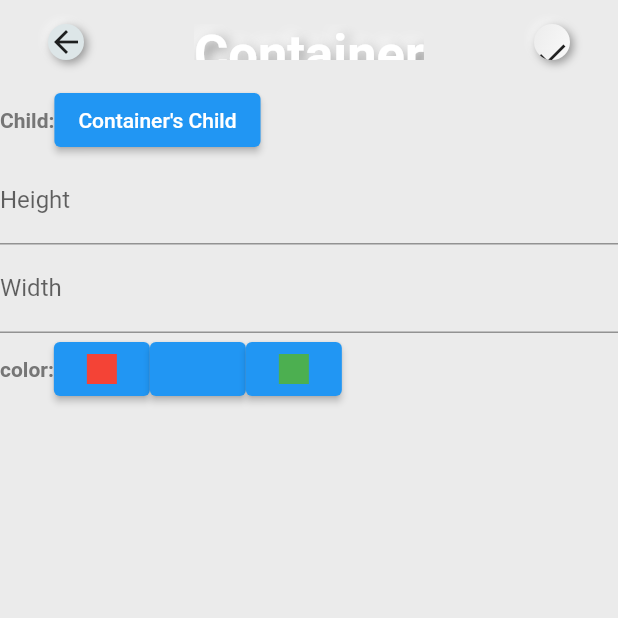
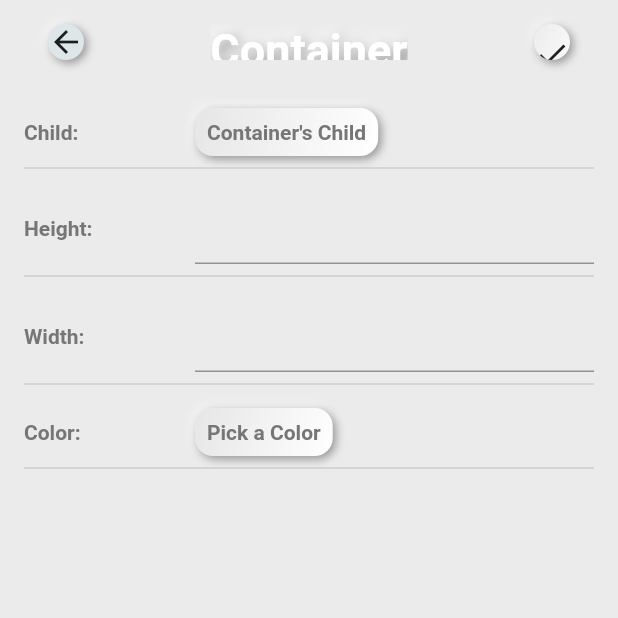
Before and after one commit to OmarHatem28/Try-It-Out, a Flutter app: the TContainerForm screen opened by its route, on a phone screen of 412 x 824 dp, the top half of it. Run offline on Flutter 3.47's test engine with Material 2 defaults, Android fonts, the light colour scheme and no system bars; drawn by our look-alikes of flutter_neumorphic; our stand-ins replace equatable, flutter_colorpicker, flutter_svg, logger, shared_preferences; accounts and stored records are empty.

Commit message:
Enhance Widgets Form UI

```diff
--- a/lib/presentation/screens/widget_form/container.dart
+++ b/lib/presentation/screens/widget_form/container.dart
@@ -6,7 +6,10 @@ import 'package:try_it_out/models/t_widget.dart';
 import 'package:try_it_out/models/widget_model/t_container.dart';
 import 'package:try_it_out/presentation/mixins/app_stateful_widget.dart';
 import 'package:try_it_out/presentation/widgets/appbar.dart';
+import 'package:try_it_out/presentation/widgets/input_field.dart';
 import 'package:try_it_out/presentation/widgets/t_neumorphic_text.dart';
+import 'package:try_it_out/presentation/widgets/widget_attributes/attribute_field.dart';
+import 'package:try_it_out/presentation/widgets/widget_attributes/color_picker_button.dart';
 
 class TContainerForm extends StatefulWidget {
   final TContainer? oldState;
@@ -45,17 +48,7 @@ class _TContainerFormState extends State<TContainerForm> with AppStatefulWidget
           NeumorphicButton(
             tooltip: "Done",
             padding: const EdgeInsets.all(8.0),
-            onPressed: () {
-              TWidget result = TContainer(
-                color: color,
-                height: double.parse(heightController.text),
-                width: double.parse(widthController.text),
-                child: child,
-                parent: widget.oldState?.parent,
-              );
-              child?.parent = result;
-              Navigator.pop(context, result);
-            },
+            onPressed: addContainer,
             child: const Icon(Icons.done),
             style: const NeumorphicStyle(
               shape: NeumorphicShape.concave,
@@ -68,12 +61,14 @@ class _TContainerFormState extends State<TContainerForm> with AppStatefulWidget
         ],
       ),
       body: SingleChildScrollView(
+        child: Padding(
+          padding: const EdgeInsets.all(16),
           child: Column(
             children: [
-            Row(
-              children: [
-                const Text("Child:"),
-                ElevatedButton(
+              AttributeField(
+                title: "Child",
+                child: NeumorphicButton(
+                  padding: const EdgeInsets.all(8.0),
                   onPressed: () async {
                     var x = await Navigator.pushNamed(
                       context,
@@ -86,62 +81,52 @@ class _TContainerFormState extends State<TContainerForm> with AppStatefulWidget
                       setState(() {});
                     }
                   },
-                  child: Text(child?.name ?? "Container's Child"),
-                ),
-              ],
-            ),
-            TextFormField(
-              controller: heightController,
-              keyboardType: TextInputType.number,
-              decoration: const InputDecoration(
-                labelText: "Height",
+                  child: Text(child?.name ?? "${ConstStrings.container}'s Child"),
+                  style: NeumorphicStyle(
+                    shape: NeumorphicShape.concave,
+                    boxShape: NeumorphicBoxShape.roundRect(BorderRadius.circular(ConstValues.borderRadius)),
+                    depth: 4,
+                    lightSource: LightSource.topLeft,
+                    color: Colors.white,
                   ),
                 ),
-            TextFormField(
-              controller: widthController,
-              keyboardType: TextInputType.number,
-              decoration: const InputDecoration(
-                labelText: "Width",
+              ),
+              AttributeField(
+                title: "Height",
+                child: InputField(
+                  context,
+                  controller: heightController,
+                  textInputType: TextInputType.number,
                 ),
               ),
-            Row(
-              children: [
-                const Text("color:"),
-                ElevatedButton(
-                  onPressed: () {
-                    color = Colors.red;
-                  },
-                  child: Container(
-                    height: 20,
-                    width: 20,
-                    color: Colors.red,
+              AttributeField(
+                title: "Width",
+                child: InputField(
+                  context,
+                  controller: widthController,
+                  textInputType: TextInputType.number,
                 ),
               ),
-                ElevatedButton(
-                  onPressed: () {
-                    color = Colors.blue;
-                  },
-                  child: Container(
-                    height: 20,
-                    width: 20,
-                    color: Colors.blue,
-                  ),
-                ),
-                ElevatedButton(
-                  onPressed: () {
-                    color = Colors.green;
-                  },
-                  child: Container(
-                    height: 20,
-                    width: 20,
-                    color: Colors.green,
-                  ),
-                ),
-              ],
+              const AttributeField(
+                title: "Color",
+                child: ColorPickerButton(),
               ),
             ],
           ),
         ),
+      ),
     );
   }
+
+  void addContainer() {
+    TWidget result = TContainer(
+      color: color,
+      height: double.tryParse(heightController.text),
+      width: double.tryParse(widthController.text),
+      child: child,
+      parent: widget.oldState?.parent,
+    );
+    child?.parent = result;
+    Navigator.pop(context, result);
   }
+}
--- a/lib/presentation/screens/widgets_screen.dart
+++ b/lib/presentation/screens/widgets_screen.dart
@@ -18,10 +18,7 @@ class WidgetsScreen extends StatelessWidget with AppStatelessWidget {
     return Scaffold(
       backgroundColor: themeData.backgroundColor,
       appBar: TAppbar(
-        title: TNeumorphicText(
-          parent != null ? "$parent's child" : "Starting Point",
-          fontSize: 30,
-        ),
+        title: TNeumorphicText(parent != null ? "$parent's child" : "Starting Point"),
         parentContext: context,
       ),
       body: GridView.builder(
--- /dev/null
+++ b/lib/presentation/widgets/input_field.dart
@@ -0,0 +1,83 @@
+import 'package:flutter/material.dart';
+
+class InputField extends StatelessWidget {
+  final BuildContext context;
+  final TextEditingController? controller;
+
+  final String? label;
+
+  final Widget? prefixIcon;
+
+  final Widget? suffixIcon;
+
+  final FormFieldValidator? validator;
+
+  final Function? onSaved;
+
+  final FocusNode? focusNode;
+
+  final FocusNode? nextNode;
+
+  final String? hint;
+
+  final TextCapitalization? textCapitalization;
+
+  final TextInputType? textInputType;
+
+  final bool isPassword;
+  final bool autoFocus;
+  final bool readOnly;
+  final int? maxLines;
+  final Key? validationKey;
+
+  const InputField(
+      this.context, {
+        Key? key,
+        required this.controller,
+        this.label,
+        this.prefixIcon,
+        this.suffixIcon,
+        this.validator,
+        this.onSaved,
+        this.focusNode,
+        this.nextNode,
+        this.hint,
+        this.textCapitalization,
+        this.textInputType,
+        this.isPassword = false,
+        this.autoFocus = false,
+        this.readOnly = false,
+        this.maxLines,
+        this.validationKey,
+      }) : super(key: key);
+
+  @override
+  Widget build(BuildContext context) {
+    return TextFormField(
+      key: validationKey,
+      focusNode: focusNode,
+      onFieldSubmitted: nextNode != null ? (value) => FocusScope.of(context).requestFocus(nextNode) : null,
+      textInputAction: nextNode != null ? TextInputAction.next : TextInputAction.done,
+      keyboardType: textInputType ?? TextInputType.text,
+      textCapitalization: textCapitalization ?? TextCapitalization.none,
+      textAlignVertical: TextAlignVertical.center,
+      controller: controller,
+      toolbarOptions: const ToolbarOptions(paste: true, selectAll: true, copy: true),
+      validator: validator,
+      readOnly: readOnly,
+      onSaved: (newValue) => onSaved != null ? onSaved!() : () {},
+      obscureText: isPassword,
+      maxLines: isPassword ? 1 : maxLines,
+      autofocus: autoFocus,
+      style: const TextStyle(fontWeight: FontWeight.w300),
+      decoration: InputDecoration(
+        hintText: hint,
+        prefixIcon: prefixIcon,
+        suffixIcon: suffixIcon,
+        errorStyle: const TextStyle(
+          color: Colors.red,
+        ),
+      ),
+    );
+  }
+}
--- a/lib/presentation/widgets/t_neumorphic_text.dart
+++ b/lib/presentation/widgets/t_neumorphic_text.dart
@@ -13,7 +13,7 @@ class TNeumorphicText extends StatelessWidget {
       text,
       style: TextStyle(
         fontWeight: FontWeight.bold,
-        fontSize: fontSize ?? 35,
+        fontSize: fontSize ?? 30,
         shadows: [
           const Shadow(offset: Offset(3, 3), color: Colors.black54, blurRadius: 10),
           Shadow(offset: const Offset(-3, -3), color: Colors.white.withOpacity(0.85), blurRadius: 10),
--- /dev/null
+++ b/lib/presentation/widgets/widget_attributes/attribute_field.dart
@@ -0,0 +1,30 @@
+import 'package:flutter/material.dart';
+
+class AttributeField extends StatelessWidget {
+  final String title;
+  final Widget child;
+
+  const AttributeField({
+    Key? key,
+    required this.title,
+    required this.child,
+  }) : super(key: key);
+
+  @override
+  Widget build(BuildContext context) {
+    return Padding(
+      padding: const EdgeInsets.only(bottom: 8.0),
+      child: Column(
+        children: [
+          Row(
+            children: [
+              Expanded(flex: 3,child: Text("$title:")),
+              Expanded(flex: 7,child: Align(alignment: Alignment.centerLeft,child: child)),
+            ],
+          ),
+          const Divider(thickness: 1),
+        ],
+      ),
+    );
+  }
+}
--- /dev/null
+++ b/lib/presentation/widgets/widget_attributes/color_picker_button.dart
@@ -0,0 +1,84 @@
+import 'package:flutter/material.dart';
+import 'package:flutter_colorpicker/flutter_colorpicker.dart';
+import 'package:flutter_neumorphic/flutter_neumorphic.dart';
+import 'package:try_it_out/configs/constants.dart';
+
+class ColorPickerButton extends StatefulWidget {
+  const ColorPickerButton({Key? key}) : super(key: key);
+
+  @override
+  _ColorPickerButtonState createState() => _ColorPickerButtonState();
+}
+
+class _ColorPickerButtonState extends State<ColorPickerButton> {
+  Color pickerColor = const Color(0xff443a49);
+  Color? currentColor;
+
+  void changeColor(Color color) {
+    setState(() => pickerColor = color);
+  }
+
+  @override
+  Widget build(BuildContext context) {
+    return NeumorphicButton(
+      padding: const EdgeInsets.all(8.0),
+      onPressed: () => showDialog(
+        context: context,
+        builder: (context) {
+          return AlertDialog(
+            title: const Text('Pick a color!'),
+            content: SingleChildScrollView(
+              child: ColorPicker(
+                pickerColor: pickerColor,
+                onColorChanged: (Color color) {
+                  setState(() => pickerColor = color);
+                },
+              ),
+              // Use Material color picker:
+              //
+              // child: MaterialPicker(
+              //   pickerColor: pickerColor,
+              //   onColorChanged: changeColor,
+              //   showLabel: true, // only on portrait mode
+              // ),
+              //
+              // Use Block color picker:
+              //
+              // child: BlockPicker(
+              //   pickerColor: currentColor,
+              //   onColorChanged: changeColor,
+              // ),
+              //
+              // child: MultipleChoiceBlockPicker(
+              //   pickerColors: currentColors,
+              //   onColorsChanged: changeColors,
+              // ),
+            ),
+            actions: <Widget>[
+              ElevatedButton(
+                child: const Text('Got it'),
+                onPressed: () {
+                  setState(() => currentColor = pickerColor);
+                  Navigator.of(context).pop();
+                },
+              ),
+            ],
+          );
+        },
+      ),
+      child: currentColor == null
+          ? const Text("Pick a Color")
+          : const SizedBox(
+              width: 30,
+              height: 30,
+            ),
+      style: NeumorphicStyle(
+        shape: NeumorphicShape.concave,
+        boxShape: NeumorphicBoxShape.roundRect(BorderRadius.circular(ConstValues.borderRadius)),
+        depth: 4,
+        lightSource: LightSource.topLeft,
+        color: currentColor ?? Colors.white,
+      ),
+    );
+  }
+}
--- a/pubspec.yaml
+++ b/pubspec.yaml
@@ -41,6 +41,9 @@ dependencies:
   introduction_screen: ^2.1.0
   # For Neumorphic effect
   flutter_neumorphic: ^3.2.0
+  # For color picker
+  flutter_colorpicker: ^1.0.3
+
 
   #------------------------------------------------------
   ### Coding
```
Also changed, not shown: lib/presentation/screens/widget_form/center.dart (+50 -28 lines), lib/presentation/screens/widget_form/row.dart (+63 -40 lines), lib/presentation/widgets/widget_card.dart (+4 -4 lines). Lines whose indentation alone changed are shown as unchanged.
